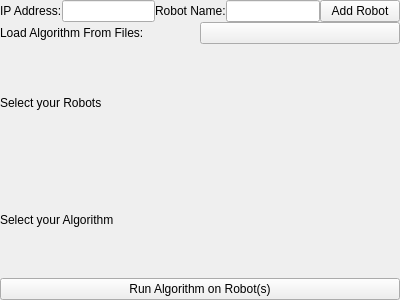
First picture: the form in resource/MyPlugin.ui, repository Cloinville/ros-gui, before the edit.
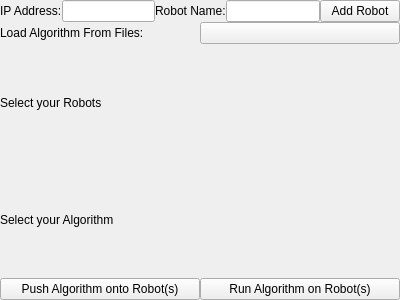
Second picture: the form after the edit.

Commit message: Started logic for uploading new algorithm to bots

What changed in the file:
```diff
--- a/resource/MyPlugin.ui
+++ b/resource/MyPlugin.ui
@@ -103,6 +103,13 @@
 
 <item>
     <layout class="QHBoxLayout" name="run_line">
+      <item>
+      <widget class="QPushButton" name="push_button">
+       <property name="text">
+         <string>Push Algorithm onto Robot(s)</string>
+       </property>
+      </widget>
+     </item>
      <item>
       <widget class="QPushButton" name="run_button">
        <property name="text">
```
The commit also changes 2 other files.
